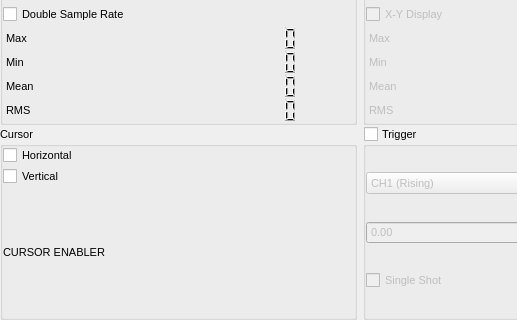
Above: Desktop_Interface/ui_files_mobile/mainwindow.ui from EspoTek/Labrador before the change; both pictures show x 0 to 517 and y 960 to 1280 of the 720 by 1280 pixel window. Below: the same form after it.
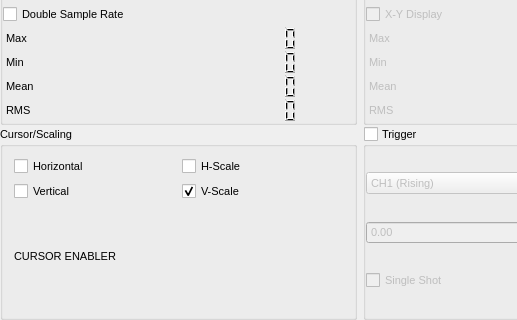
That is the form after the change. Custom widgets are drawn as their Qt base class.

Commit message: Axis Scaling and cursors

What changed in the file:
```diff
--- a/Desktop_Interface/ui_files_mobile/mainwindow.ui
+++ b/Desktop_Interface/ui_files_mobile/mainwindow.ui
@@ -279,7 +279,7 @@
                <bool>true</bool>
               </property>
               <property name="title">
-               <string>Cursor</string>
+               <string>Cursor/Scaling</string>
               </property>
               <property name="checkable">
                <bool>false</bool>
@@ -287,43 +287,45 @@
               <property name="checked">
                <bool>false</bool>
               </property>
-              <layout class="QVBoxLayout" name="verticalLayout_8">
-               <property name="spacing">
-                <number>2</number>
-               </property>
-               <property name="leftMargin">
-                <number>0</number>
-               </property>
-               <property name="topMargin">
-                <number>0</number>
-               </property>
-               <property name="rightMargin">
-                <number>0</number>
-               </property>
-               <property name="bottomMargin">
-                <number>0</number>
-               </property>
-               <item>
+              <layout class="QGridLayout" name="gridLayout_5">
+               <item row="0" column="0">
                 <widget class="QCheckBox" name="cursorHoriCheck">
                  <property name="text">
                   <string>Horizontal</string>
                  </property>
                 </widget>
                </item>
-               <item>
-                <widget class="QCheckBox" name="cursorVertCheck">
-                 <property name="text">
-                  <string>Vertical</string>
-                 </property>
-                </widget>
-               </item>
-               <item>
+               <item row="2" column="0">
                 <widget class="cursorEnabler" name="makeCursorsNicer">
                  <property name="text">
                   <string>CURSOR ENABLER</string>
                  </property>
                 </widget>
                </item>
+               <item row="1" column="0">
+                <widget class="QCheckBox" name="cursorVertCheck">
+                 <property name="text">
+                  <string>Vertical</string>
+                 </property>
+                </widget>
+               </item>
+               <item row="0" column="1">
+                <widget class="QCheckBox" name="scaleHoriCheck">
+                 <property name="text">
+                  <string>H-Scale</string>
+                 </property>
+                </widget>
+               </item>
+               <item row="1" column="1">
+                <widget class="QCheckBox" name="scaleVertCheck">
+                 <property name="text">
+                  <string>V-Scale</string>
+                 </property>
+                 <property name="checked">
+                  <bool>true</bool>
+                 </property>
+                </widget>
+               </item>
               </layout>
              </widget>
             </item>
```
Left out of the diff: 2 changed lines with no effect on the pictures. The commit also changes 209 other files.
